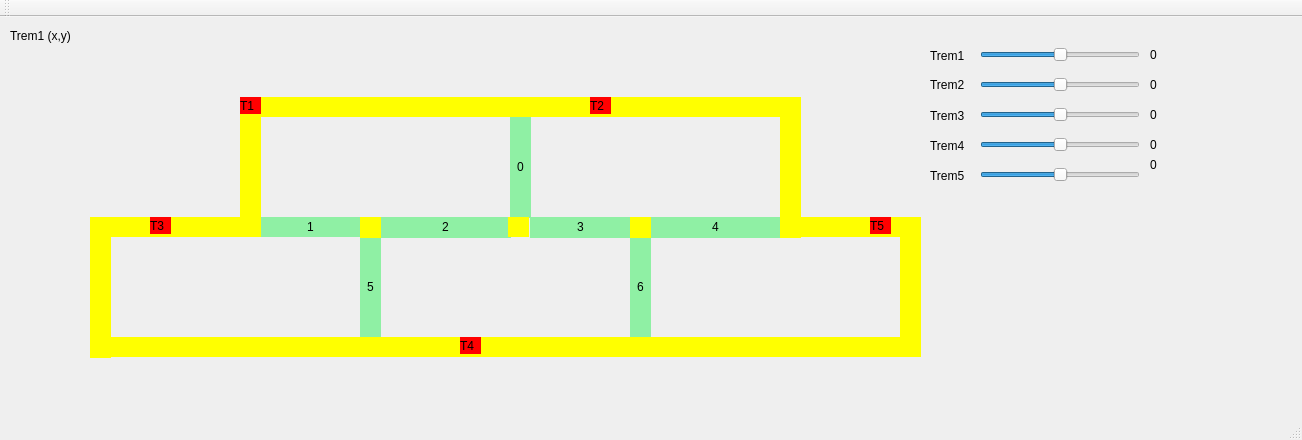
Above: mainwindow.ui from odailsono2/OSII_TREM before the change. Below: the same form after it.
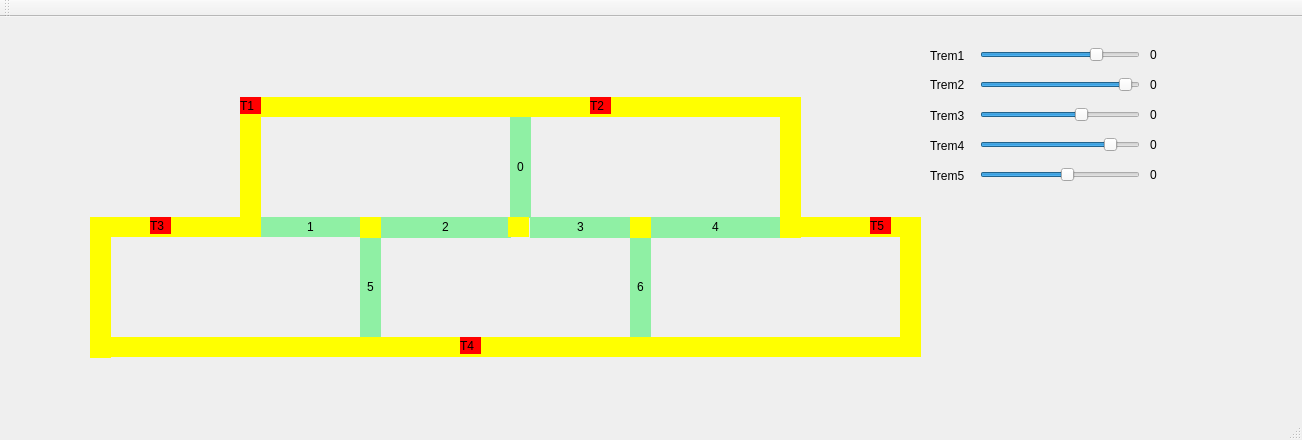
That is the form after the change.

Commit message: concluido- ajustes no min e max dos sliderbars

```diff
--- a/mainwindow.ui
+++ b/mainwindow.ui
@@ -312,16 +312,16 @@
      </rect>
     </property>
     <property name="maximum">
-     <number>50</number>
+     <number>200</number>
     </property>
     <property name="pageStep">
      <number>1</number>
     </property>
     <property name="value">
-     <number>25</number>
+     <number>150</number>
     </property>
     <property name="sliderPosition">
-     <number>25</number>
+     <number>150</number>
     </property>
     <property name="orientation">
      <enum>Qt::Horizontal</enum>
@@ -337,13 +337,13 @@
      </rect>
     </property>
     <property name="maximum">
-     <number>50</number>
+     <number>200</number>
     </property>
     <property name="singleStep">
      <number>1</number>
     </property>
     <property name="value">
-     <number>25</number>
+     <number>190</number>
     </property>
     <property name="orientation">
      <enum>Qt::Horizontal</enum>
@@ -359,13 +359,13 @@
      </rect>
     </property>
     <property name="maximum">
-     <number>50</number>
+     <number>200</number>
     </property>
     <property name="singleStep">
      <number>1</number>
     </property>
     <property name="value">
-     <number>25</number>
+     <number>130</number>
     </property>
     <property name="orientation">
      <enum>Qt::Horizontal</enum>
@@ -381,10 +381,13 @@
      </rect>
     </property>
     <property name="maximum">
-     <number>50</number>
+     <number>200</number>
+    </property>
+    <property name="value">
+     <number>170</number>
     </property>
     <property name="sliderPosition">
-     <number>25</number>
+     <number>170</number>
     </property>
     <property name="orientation">
      <enum>Qt::Horizontal</enum>
@@ -400,10 +403,10 @@
      </rect>
     </property>
     <property name="maximum">
-     <number>50</number>
+     <number>200</number>
     </property>
     <property name="value">
-     <number>25</number>
+     <number>110</number>
     </property>
     <property name="orientation">
      <enum>Qt::Horizontal</enum>
@@ -530,7 +533,7 @@
     <property name="geometry">
      <rect>
       <x>1150</x>
-      <y>140</y>
+      <y>150</y>
       <width>67</width>
       <height>16</height>
      </rect>
@@ -651,19 +654,6 @@
      <string>&lt;html&gt;&lt;head/&gt;&lt;body&gt;&lt;p align=&quot;center&quot;&gt;4&lt;/p&gt;&lt;/body&gt;&lt;/html&gt;</string>
     </property>
    </widget>
-   <widget class="QLabel" name="LTREM1">
-    <property name="geometry">
-     <rect>
-      <x>10</x>
-      <y>10</y>
-      <width>161</width>
-      <height>17</height>
-     </rect>
-    </property>
-    <property name="text">
-     <string>Trem1 (x,y) </string>
-    </property>
-   </widget>
    <widget class="QLabel" name="label_trilho4a_2">
     <property name="geometry">
      <rect>
```
Left out of the diff: 1 changed line with no effect on the pictures. The commit also changes 1 other file.
